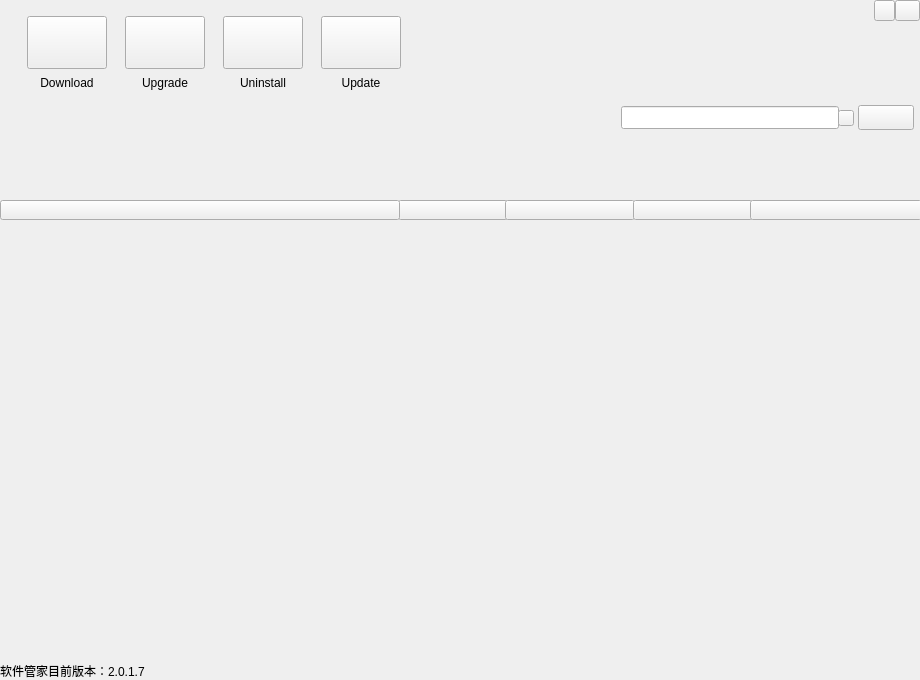
Old version of the form MPCVer2.0.0/src/Application/mainwindow.ui in the repository SiteView/MPC-QT.
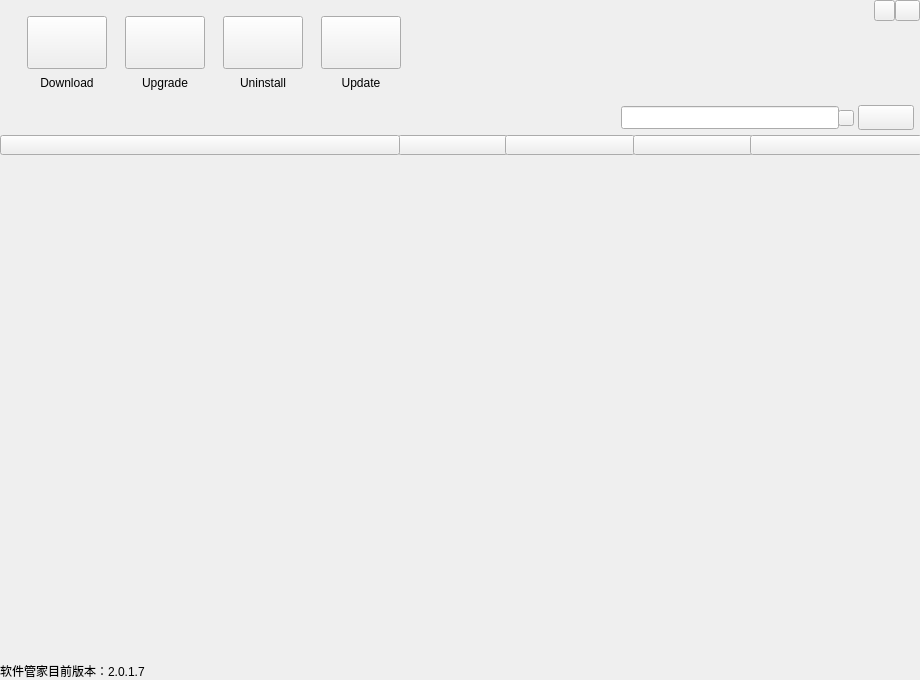
New version of the form. The open tabs and pages were chosen to show the change.

What changed in the file:
```diff
--- a/MPCVer2.0.0/src/Application/mainwindow.ui
+++ b/MPCVer2.0.0/src/Application/mainwindow.ui
@@ -543,8 +543,8 @@
         <rect>
          <x>0</x>
          <y>10</y>
-         <width>171</width>
-         <height>31</height>
+         <width>200</width>
+         <height>20</height>
         </rect>
        </property>
        <property name="text">
@@ -555,9 +555,9 @@
        <property name="geometry">
         <rect>
          <x>0</x>
-         <y>120</y>
+         <y>55</y>
          <width>920</width>
-         <height>440</height>
+         <height>500</height>
         </rect>
        </property>
        <widget class="QStackedWidget" name="stackedWidget_2">
@@ -566,7 +566,7 @@
           <x>0</x>
           <y>0</y>
           <width>920</width>
-          <height>440</height>
+          <height>500</height>
          </rect>
         </property>
         <property name="currentIndex">
@@ -587,7 +587,7 @@
        <property name="geometry">
         <rect>
          <x>0</x>
-         <y>100</y>
+         <y>35</y>
          <width>920</width>
          <height>20</height>
         </rect>
```
Left out of the diff: 6 changed lines with no effect on the pictures.
